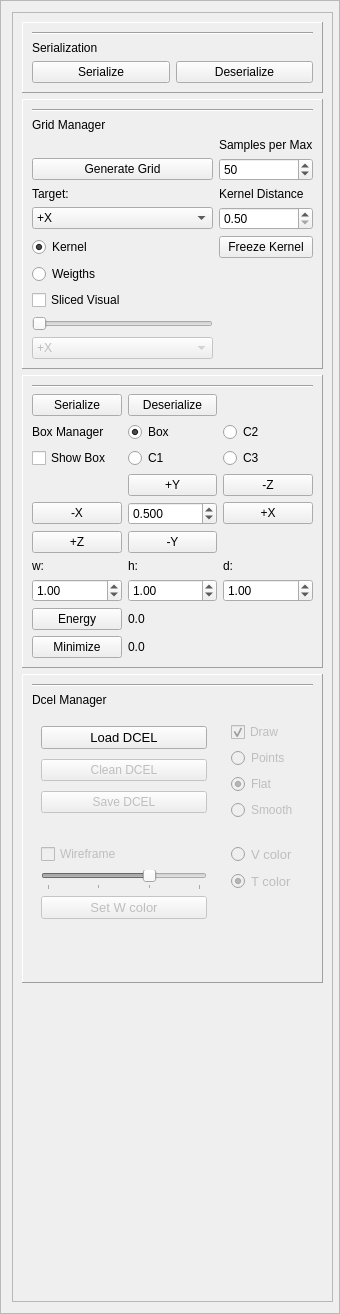
Old version of the form GUI/managers/enginemanager.ui in the repository alemuntoni/HeightFieldDecomposition.
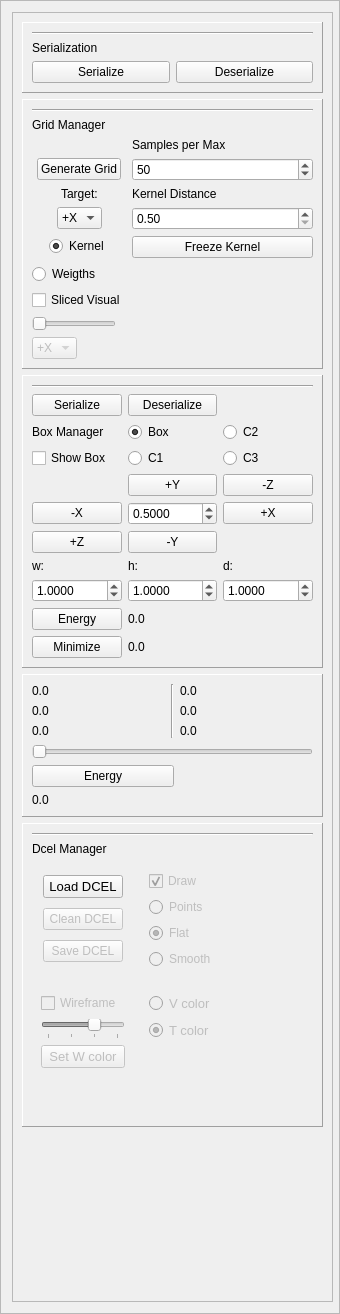
New version of the form.

```diff
--- a/GUI/managers/enginemanager.ui
+++ b/GUI/managers/enginemanager.ui
@@ -48,12 +48,276 @@
        <rect>
         <x>0</x>
         <y>0</y>
-        <width>325</width>
+        <width>326</width>
         <height>1276</height>
        </rect>
       </property>
       <layout class="QGridLayout" name="gridLayout_12">
        <item row="5" column="0">
+        <widget class="QFrame" name="frame">
+         <property name="frameShape">
+          <enum>QFrame::Panel</enum>
+         </property>
+         <property name="frameShadow">
+          <enum>QFrame::Raised</enum>
+         </property>
+         <layout class="QFormLayout" name="formLayout">
+          <property name="labelAlignment">
+           <set>Qt::AlignCenter</set>
+          </property>
+          <item row="0" column="0" colspan="2">
+           <widget class="Line" name="line_3">
+            <property name="orientation">
+             <enum>Qt::Horizontal</enum>
+            </property>
+           </widget>
+          </item>
+          <item row="1" column="0">
+           <widget class="QLabel" name="label_9">
+            <property name="text">
+             <string>Dcel Manager</string>
+            </property>
+           </widget>
+          </item>
+          <item row="2" column="0">
+           <widget class="QFrame" name="frame1">
+            <layout class="QGridLayout" name="gridLayout_9">
+             <item row="0" column="0">
+              <widget class="QPushButton" name="loadDcelButton_2">
+               <property name="font">
+                <font>
+                 <pointsize>10</pointsize>
+                </font>
+               </property>
+               <property name="text">
+                <string>Load DCEL</string>
+               </property>
+              </widget>
+             </item>
+             <item row="1" column="0">
+              <widget class="QPushButton" name="cleanDcelButton_2">
+               <property name="enabled">
+                <bool>false</bool>
+               </property>
+               <property name="text">
+                <string>Clean DCEL</string>
+               </property>
+              </widget>
+             </item>
+             <item row="2" column="0">
+              <widget class="QPushButton" name="saveDcelButton_2">
+               <property name="enabled">
+                <bool>false</bool>
+               </property>
+               <property name="text">
+                <string>Save DCEL</string>
+               </property>
+              </widget>
+             </item>
+            </layout>
+           </widget>
+          </item>
+          <item row="2" column="1">
+           <widget class="QFrame" name="frame2">
+            <layout class="QGridLayout" name="gridLayout_5">
+             <item row="0" column="0">
+              <widget class="QCheckBox" name="drawDcelCheckBox_2">
+               <property name="enabled">
+                <bool>false</bool>
+               </property>
+               <property name="text">
+                <string>Draw</string>
+               </property>
+               <property name="checked">
+                <bool>true</bool>
+               </property>
+              </widget>
+             </item>
+             <item row="1" column="0">
+              <widget class="QRadioButton" name="pointsDcelRadioButton_2">
+               <property name="enabled">
+                <bool>false</bool>
+               </property>
+               <property name="text">
+                <string>Points</string>
+               </property>
+              </widget>
+             </item>
+             <item row="2" column="0">
+              <widget class="QRadioButton" name="flatDcelRadioButton_2">
+               <property name="enabled">
+                <bool>false</bool>
+               </property>
+               <property name="text">
+                <string>Flat</string>
+               </property>
+               <property name="checked">
+                <bool>true</bool>
+               </property>
+              </widget>
+             </item>
+             <item row="3" column="0">
+              <widget class="QRadioButton" name="smoothDcelRadioButton_2">
+               <property name="enabled">
+                <bool>false</bool>
+               </property>
+               <property name="text">
+                <string>Smooth</string>
+               </property>
+               <property name="checked">
+                <bool>false</bool>
+               </property>
+              </widget>
+             </item>
+            </layout>
+           </widget>
+          </item>
+          <item row="3" column="0">
+           <widget class="QFrame" name="frame3">
+            <property name="frameShape">
+             <enum>QFrame::NoFrame</enum>
+            </property>
+            <property name="frameShadow">
+             <enum>QFrame::Raised</enum>
+            </property>
+            <layout class="QGridLayout" name="gridLayout_6">
+             <item row="1" column="0">
+              <widget class="QSlider" name="wireframeWidthDcelSlider_2">
+               <property name="enabled">
+                <bool>false</bool>
+               </property>
+               <property name="minimum">
+                <number>1</number>
+               </property>
+               <property name="maximum">
+                <number>4</number>
+               </property>
+               <property name="singleStep">
+                <number>1</number>
+               </property>
+               <property name="value">
+                <number>3</number>
+               </property>
+               <property name="tracking">
+                <bool>false</bool>
+               </property>
+               <property name="orientation">
+                <enum>Qt::Horizontal</enum>
+               </property>
+               <property name="tickPosition">
+                <enum>QSlider::TicksBelow</enum>
+               </property>
+               <property name="tickInterval">
+                <number>1</number>
+               </property>
+              </widget>
+             </item>
+             <item row="0" column="0">
+              <widget class="QCheckBox" name="wireframeDcelCheckBox_2">
+               <property name="enabled">
+                <bool>false</bool>
+               </property>
+               <property name="text">
+                <string>Wireframe</string>
+               </property>
+              </widget>
+             </item>
+             <item row="2" column="0">
+              <widget class="QPushButton" name="wireframeColorDcelButton_2">
+               <property name="enabled">
+                <bool>false</bool>
+               </property>
+               <property name="sizePolicy">
+                <sizepolicy hsizetype="Minimum" vsizetype="Preferred">
+                 <horstretch>0</horstretch>
+                 <verstretch>0</verstretch>
+                </sizepolicy>
+               </property>
+               <property name="font">
+                <font>
+                 <pointsize>10</pointsize>
+                </font>
+               </property>
+               <property name="text">
+                <string>Set W color</string>
+               </property>
+              </widget>
+             </item>
+             <item row="3" column="0">
+              <spacer name="verticalSpacer_4">
+               <property name="orientation">
+                <enum>Qt::Vertical</enum>
+               </property>
+               <property name="sizeHint" stdset="0">
+                <size>
+                 <width>20</width>
+                 <height>40</height>
+                </size>
+               </property>
+              </spacer>
+             </item>
+            </layout>
+           </widget>
+          </item>
+          <item row="3" column="1">
+           <widget class="QFrame" name="frame4">
+            <layout class="QGridLayout" name="gridLayout_7">
+             <item row="0" column="0">
+              <widget class="QRadioButton" name="vertexColorDcelRadioButton_2">
+               <property name="enabled">
+                <bool>false</bool>
+               </property>
+               <property name="font">
+                <font>
+                 <pointsize>10</pointsize>
+                </font>
+               </property>
+               <property name="text">
+                <string>V color</string>
+               </property>
+               <property name="checked">
+                <bool>false</bool>
+               </property>
+              </widget>
+             </item>
+             <item row="2" column="0">
+              <widget class="QRadioButton" name="triangleColorDcelRadioButton_2">
+               <property name="enabled">
+                <bool>false</bool>
+               </property>
+               <property name="font">
+                <font>
+                 <pointsize>10</pointsize>
+                </font>
+               </property>
+               <property name="text">
+                <string>T color</string>
+               </property>
+               <property name="checked">
+                <bool>true</bool>
+               </property>
+              </widget>
+             </item>
+             <item row="4" column="0" colspan="2">
+              <spacer name="verticalSpacer_5">
+               <property name="orientation">
+                <enum>Qt::Vertical</enum>
+               </property>
+               <property name="sizeHint" stdset="0">
+                <size>
+                 <width>20</width>
+                 <height>40</height>
+                </size>
+               </property>
+              </spacer>
+             </item>
+            </layout>
+           </widget>
+          </item>
+         </layout>
+        </widget>
+       </item>
+       <item row="7" column="0">
         <spacer name="verticalSpacer">
          <property name="orientation">
           <enum>Qt::Vertical</enum>
@@ -66,15 +330,64 @@
          </property>
         </spacer>
        </item>
+       <item row="0" column="0">
+        <widget class="QFrame" name="frame_4">
+         <property name="frameShape">
+          <enum>QFrame::Panel</enum>
+         </property>
+         <property name="frameShadow">
+          <enum>QFrame::Raised</enum>
+         </property>
+         <layout class="QGridLayout" name="gridLayout_11">
+          <item row="0" column="0" colspan="2">
+           <widget class="Line" name="line_4">
+            <property name="orientation">
+             <enum>Qt::Horizontal</enum>
+            </property>
+           </widget>
+          </item>
+          <item row="1" column="0">
+           <widget class="QLabel" name="label_10">
+            <property name="text">
+             <string>Serialization</string>
+            </property>
+           </widget>
+          </item>
+          <item row="2" column="0">
+           <widget class="QPushButton" name="pushButton">
+            <property name="text">
+             <string>Serialize</string>
+            </property>
+           </widget>
+          </item>
+          <item row="2" column="1">
+           <widget class="QPushButton" name="pushButton_2">
+            <property name="text">
+             <string>Deserialize</string>
+            </property>
+           </widget>
+          </item>
+         </layout>
+        </widget>
+       </item>
        <item row="1" column="0">
         <widget class="QFrame" name="frame_3">
+         <property name="layoutDirection">
+          <enum>Qt::LeftToRight</enum>
+         </property>
          <property name="frameShape">
           <enum>QFrame::Panel</enum>
          </property>
          <property name="frameShadow">
           <enum>QFrame::Raised</enum>
          </property>
-         <layout class="QGridLayout" name="gridLayout_10">
+         <layout class="QFormLayout" name="formLayout_2">
+          <property name="labelAlignment">
+           <set>Qt::AlignCenter</set>
+          </property>
+          <property name="formAlignment">
+           <set>Qt::AlignHCenter|Qt::AlignTop</set>
+          </property>
           <item row="0" column="0" colspan="2">
            <widget class="Line" name="line">
             <property name="orientation">
@@ -249,40 +562,94 @@
          </layout>
         </widget>
        </item>
-       <item row="0" column="0">
-        <widget class="QFrame" name="frame_4">
+       <item row="3" column="0">
+        <widget class="QFrame" name="frame_5">
+         <property name="sizePolicy">
+          <sizepolicy hsizetype="Preferred" vsizetype="Minimum">
+           <horstretch>0</horstretch>
+           <verstretch>0</verstretch>
+          </sizepolicy>
+         </property>
+         <property name="minimumSize">
+          <size>
+           <width>0</width>
+           <height>60</height>
+          </size>
+         </property>
          <property name="frameShape">
           <enum>QFrame::Panel</enum>
          </property>
          <property name="frameShadow">
           <enum>QFrame::Raised</enum>
          </property>
-         <layout class="QGridLayout" name="gridLayout_11">
-          <item row="0" column="0" colspan="2">
-           <widget class="Line" name="line_4">
+         <layout class="QGridLayout" name="gridLayout_2">
+          <item row="0" column="0">
+           <widget class="QLabel" name="gminx">
+            <property name="text">
+             <string>0.0</string>
+            </property>
+           </widget>
+          </item>
+          <item row="0" column="1" rowspan="3">
+           <widget class="Line" name="line_5">
             <property name="orientation">
-             <enum>Qt::Horizontal</enum>
+             <enum>Qt::Vertical</enum>
             </property>
            </widget>
           </item>
           <item row="1" column="0">
-           <widget class="QLabel" name="label_10">
+           <widget class="QLabel" name="gminy">
             <property name="text">
-             <string>Serialization</string>
+             <string>0.0</string>
+            </property>
+           </widget>
+          </item>
+          <item row="1" column="2">
+           <widget class="QLabel" name="gmaxy">
+            <property name="text">
+             <string>0.0</string>
             </property>
            </widget>
           </item>
           <item row="2" column="0">
-           <widget class="QPushButton" name="pushButton">
+           <widget class="QLabel" name="gminz">
             <property name="text">
-             <string>Serialize</string>
+             <string>0.0</string>
             </property>
            </widget>
           </item>
-          <item row="2" column="1">
-           <widget class="QPushButton" name="pushButton_2">
+          <item row="2" column="2">
+           <widget class="QLabel" name="gmaxz">
             <property name="text">
-             <string>Deserialize</string>
+             <string>0.0</string>
+            </property>
+           </widget>
+          </item>
+          <item row="0" column="2">
+           <widget class="QLabel" name="gmaxx">
+            <property name="text">
+             <string>0.0</string>
+            </property>
+           </widget>
+          </item>
+          <item row="6" column="0" colspan="3">
+           <widget class="QLabel" name="energyIterationLabel">
+            <property name="text">
+             <string>0.0</string>
+            </property>
+           </widget>
+          </item>
+          <item row="4" column="0" colspan="3">
+           <widget class="QSlider" name="iterationsSlider">
+            <property name="orientation">
+             <enum>Qt::Horizontal</enum>
+            </property>
+           </widget>
+          </item>
+          <item row="5" column="0" colspan="2">
+           <widget class="QPushButton" name="energyIterationsButton">
+            <property name="text">
+             <string>Energy</string>
             </property>
            </widget>
           </item>
@@ -298,41 +665,10 @@
           <enum>QFrame::Raised</enum>
          </property>
          <layout class="QGridLayout" name="gridLayout">
-          <item row="3" column="0">
-           <widget class="QLabel" name="label_8">
+          <item row="7" column="0">
+           <widget class="QPushButton" name="plusZButton">
             <property name="text">
-             <string>Box Manager</string>
-            </property>
-           </widget>
-          </item>
-          <item row="10" column="1" colspan="2">
-           <widget class="QLabel" name="energyLabel">
-            <property name="text">
-             <string>0.0</string>
-            </property>
-           </widget>
-          </item>
-          <item row="7" column="1">
-           <widget class="QPushButton" name="minusYButton">
-            <property name="text">
-             <string>-Y</string>
-            </property>
-           </widget>
-          </item>
-          <item row="9" column="0">
-           <widget class="QDoubleSpinBox" name="wSpinBox">
-            <property name="singleStep">
-             <double>0.500000000000000</double>
-            </property>
-            <property name="value">
-             <double>1.000000000000000</double>
-            </property>
-           </widget>
-          </item>
-          <item row="6" column="0">
-           <widget class="QPushButton" name="minusXButton">
-            <property name="text">
-             <string>-X</string>
+             <string>+Z</string>
             </property>
            </widget>
           </item>
@@ -343,17 +679,37 @@
             </property>
            </widget>
           </item>
-          <item row="8" column="0">
-           <widget class="QLabel" name="label_4">
+          <item row="9" column="2">
+           <widget class="QDoubleSpinBox" name="dSpinBox">
+            <property name="decimals">
+             <number>4</number>
+            </property>
+            <property name="singleStep">
+             <double>0.500000000000000</double>
+            </property>
+            <property name="value">
+             <double>1.000000000000000</double>
+            </property>
+           </widget>
+          </item>
+          <item row="6" column="0">
+           <widget class="QPushButton" name="minusXButton">
             <property name="text">
-             <string>w:</string>
+             <string>-X</string>
             </property>
            </widget>
           </item>
-          <item row="0" column="0" colspan="3">
-           <widget class="Line" name="line_2">
-            <property name="orientation">
-             <enum>Qt::Horizontal</enum>
+          <item row="8" column="2">
+           <widget class="QLabel" name="label_6">
+            <property name="text">
+             <string>d:</string>
+            </property>
+           </widget>
+          </item>
+          <item row="4" column="1">
+           <widget class="QRadioButton" name="c1RadioButton">
+            <property name="text">
+             <string>C1</string>
             </property>
            </widget>
           </item>
@@ -364,68 +720,31 @@
             </property>
            </widget>
           </item>
-          <item row="5" column="2">
-           <widget class="QPushButton" name="minusZButton">
+          <item row="10" column="1" colspan="2">
+           <widget class="QLabel" name="energyLabel">
             <property name="text">
-             <string>-Z</string>
+             <string>0.0</string>
             </property>
            </widget>
           </item>
-          <item row="6" column="1">
-           <widget class="QDoubleSpinBox" name="stepSpinBox">
-            <property name="decimals">
-             <number>3</number>
-            </property>
-            <property name="singleStep">
-             <double>0.500000000000000</double>
-            </property>
-            <property name="value">
-             <double>0.500000000000000</double>
-            </property>
-           </widget>
-          </item>
-          <item row="10" column="0">
-           <widget class="QPushButton" name="energyBoxPushButton">
+          <item row="11" column="1" colspan="2">
+           <widget class="QLabel" name="minimizedEnergyLabel">
             <property name="text">
-             <string>Energy</string>
+             <string>0.0</string>
             </property>
            </widget>
           </item>
-          <item row="5" column="1">
-           <widget class="QPushButton" name="plusYButton">
-            <property name="text">
-             <string>+Y</string>
+          <item row="0" column="0" colspan="3">
+           <widget class="Line" name="line_2">
+            <property name="orientation">
+             <enum>Qt::Horizontal</enum>
             </property>
            </widget>
           </item>
-          <item row="3" column="1">
-           <widget class="QRadioButton" name="boxRadioButton">
+          <item row="8" column="1">
+           <widget class="QLabel" name="label_5">
             <property name="text">
-             <string>Box</string>
-            </property>
-            <property name="checked">
-             <bool>true</bool>
-            </property>
-           </widget>
-          </item>
-          <item row="7" column="0">
-           <widget class="QPushButton" name="plusZButton">
-            <property name="text">
-             <string>+Z</string>
-            </property>
-           </widget>
-          </item>
-          <item row="4" column="1">
-           <widget class="QRadioButton" name="c1RadioButton">
-            <property name="text">
-             <string>C1</string>
-            </property>
-           </widget>
-          </item>
-          <item row="6" column="2">
-           <widget class="QPushButton" name="plusXButton">
-            <property name="text">
-             <string>+X</string>
+             <string>h:</string>
             </property>
            </widget>
           </item>
@@ -446,44 +765,13 @@
             </property>
            </widget>
           </item>
-          <item row="11" column="1" colspan="2">
-           <widget class="QLabel" name="minimizedEnergyLabel">
+          <item row="3" column="1">
+           <widget class="QRadioButton" name="boxRadioButton">
             <property name="text">
-             <string>0.0</string>
+             <string>Box</string>
             </property>
-           </widget>
-          </item>
-          <item row="8" column="1">
-           <widget class="QLabel" name="label_5">
-            <property name="text">
-             <string>h:</string>
-            </property>
-           </widget>
-          </item>
-          <item row="8" column="2">
-           <widget class="QLabel" name="label_6">
-            <property name="text">
-             <string>d:</string>
-            </property>
-           </widget>
-          </item>
-          <item row="9" column="1">
-           <widget class="QDoubleSpinBox" name="hSpinBox">
-            <property name="singleStep">
-             <double>0.500000000000000</double>
-            </property>
-            <property name="value">
-             <double>1.000000000000000</double>
-            </property>
-           </widget>
-          </item>
-          <item row="9" column="2">
-           <widget class="QDoubleSpinBox" name="dSpinBox">
-            <property name="singleStep">
-             <double>0.500000000000000</double>
-            </property>
-            <property name="value">
-             <double>1.000000000000000</double>
+            <property name="checked">
+             <bool>true</bool>
             </property>
            </widget>
           </item>
@@ -494,6 +782,34 @@
             </property>
            </widget>
           </item>
+          <item row="8" column="0">
+           <widget class="QLabel" name="label_4">
+            <property name="text">
+             <string>w:</string>
+            </property>
+           </widget>
+          </item>
+          <item row="5" column="2">
+           <widget class="QPushButton" name="minusZButton">
+            <property name="text">
+             <string>-Z</string>
+            </property>
+           </widget>
+          </item>
+          <item row="5" column="1">
+           <widget class="QPushButton" name="plusYButton">
+            <property name="text">
+             <string>+Y</string>
+            </property>
+           </widget>
+          </item>
+          <item row="7" column="1">
+           <widget class="QPushButton" name="minusYButton">
+            <property name="text">
+             <string>-Y</string>
+            </property>
+           </widget>
+          </item>
           <item row="1" column="1">
            <widget class="QPushButton" name="deserializeBoxPushButton">
             <property name="text">
@@ -501,265 +817,64 @@
             </property>
            </widget>
           </item>
-         </layout>
-        </widget>
-       </item>
-       <item row="3" column="0">
-        <widget class="QFrame" name="frame">
-         <property name="frameShape">
-          <enum>QFrame::Panel</enum>
-         </property>
-         <property name="frameShadow">
-          <enum>QFrame::Raised</enum>
-         </property>
-         <layout class="QGridLayout" name="gridLayout_8">
-          <item row="0" column="0" colspan="2">
-           <widget class="Line" name="line_3">
-            <property name="orientation">
-             <enum>Qt::Horizontal</enum>
+          <item row="9" column="0">
+           <widget class="QDoubleSpinBox" name="wSpinBox">
+            <property name="decimals">
+             <number>4</number>
             </property>
-           </widget>
-          </item>
-          <item row="1" column="0">
-           <widget class="QLabel" name="label_9">
-            <property name="text">
-             <string>Dcel Manager</string>
+            <property name="singleStep">
+             <double>0.500000000000000</double>
             </property>
+            <property name="value">
+             <double>1.000000000000000</double>
+            </property>
            </widget>
           </item>
-          <item row="2" column="0">
-           <widget class="QFrame" name="frame1">
-            <layout class="QGridLayout" name="gridLayout_9">
-             <item row="0" column="0">
-              <widget class="QPushButton" name="loadDcelButton_2">
-               <property name="font">
-                <font>
-                 <pointsize>10</pointsize>
-                </font>
-               </property>
-               <property name="text">
-                <string>Load DCEL</string>
-               </property>
-              </widget>
-             </item>
-             <item row="1" column="0">
-              <widget class="QPushButton" name="cleanDcelButton_2">
-               <property name="enabled">
-                <bool>false</bool>
-               </property>
-               <property name="text">
-                <string>Clean DCEL</string>
-               </property>
-              </widget>
-             </item>
-             <item row="2" column="0">
-              <widget class="QPushButton" name="saveDcelButton_2">
-               <property name="enabled">
-                <bool>false</bool>
-               </property>
-               <property name="text">
-                <string>Save DCEL</string>
-               </property>
-              </widget>
-             </item>
-            </layout>
-           </widget>
-          </item>
-          <item row="2" column="1">
-           <widget class="QFrame" name="frame2">
-            <layout class="QGridLayout" name="gridLayout_5">
-             <item row="0" column="0">
-              <widget class="QCheckBox" name="drawDcelCheckBox_2">
-               <property name="enabled">
-                <bool>false</bool>
-               </property>
-               <property name="text">
-                <string>Draw</string>
-               </property>
-               <property name="checked">
-                <bool>true</bool>
-               </property>
-              </widget>
-             </item>
-             <item row="1" column="0">
-              <widget class="QRadioButton" name="pointsDcelRadioButton_2">
-               <property name="enabled">
-                <bool>false</bool>
-               </property>
-               <property name="text">
-                <string>Points</string>
-               </property>
-              </widget>
-             </item>
-             <item row="2" column="0">
-              <widget class="QRadioButton" name="flatDcelRadioButton_2">
-               <property name="enabled">
-                <bool>false</bool>
-               </property>
-               <property name="text">
-                <string>Flat</string>
-               </property>
-               <property name="checked">
-                <bool>true</bool>
-               </property>
-              </widget>
-             </item>
-             <item row="3" column="0">
-              <widget class="QRadioButton" name="smoothDcelRadioButton_2">
-               <property name="enabled">
-                <bool>false</bool>
-               </property>
-               <property name="text">
-                <string>Smooth</string>
-               </property>
-               <property name="checked">
-                <bool>false</bool>
-               </property>
-              </widget>
-             </item>
-            </layout>
+          <item row="9" column="1">
+           <widget class="QDoubleSpinBox" name="hSpinBox">
+            <property name="decimals">
+             <number>4</number>
+            </property>
+            <property name="singleStep">
+             <double>0.500000000000000</double>
+            </property>
+            <property name="value">
+             <double>1.000000000000000</double>
+            </property>
            </widget>
           </item>
           <item row="3" column="0">
-           <widget class="QFrame" name="frame3">
-            <property name="frameShape">
-             <enum>QFrame::NoFrame</enum>
+           <widget class="QLabel" name="label_8">
+            <property name="text">
+             <string>Box Manager</string>
             </property>
-            <property name="frameShadow">
-             <enum>QFrame::Raised</enum>
+           </widget>
+          </item>
+          <item row="10" column="0">
+           <widget class="QPushButton" name="energyBoxPushButton">
+            <property name="text">
+             <string>Energy</string>
             </property>
-            <layout class="QGridLayout" name="gridLayout_6">
-             <item row="1" column="0">
-              <widget class="QSlider" name="wireframeWidthDcelSlider_2">
-               <property name="enabled">
-                <bool>false</bool>
-               </property>
-               <property name="minimum">
-                <number>1</number>
-               </property>
-               <property name="maximum">
-                <number>4</number>
-               </property>
-               <property name="singleStep">
-                <number>1</number>
-               </property>
-               <property name="value">
-                <number>3</number>
-               </property>
-               <property name="tracking">
-                <bool>false</bool>
-               </property>
-               <property name="orientation">
-                <enum>Qt::Horizontal</enum>
-               </property>
-               <property name="tickPosition">
-                <enum>QSlider::TicksBelow</enum>
-               </property>
-               <property name="tickInterval">
-                <number>1</number>
-               </property>
-              </widget>
-             </item>
-             <item row="0" column="0">
-              <widget class="QCheckBox" name="wireframeDcelCheckBox_2">
-               <property name="enabled">
-                <bool>false</bool>
-               </property>
-               <property name="text">
-                <string>Wireframe</string>
-               </property>
-              </widget>
-             </item>
-             <item row="2" column="0">
-              <widget class="QPushButton" name="wireframeColorDcelButton_2">
-               <property name="enabled">
-                <bool>false</bool>
-               </property>
-               <property name="sizePolicy">
-                <sizepolicy hsizetype="Minimum" vsizetype="Preferred">
-                 <horstretch>0</horstretch>
-                 <verstretch>0</verstretch>
-                </sizepolicy>
-               </property>
-               <property name="font">
-                <font>
-                 <pointsize>10</pointsize>
-                </font>
-               </property>
-               <property name="text">
-                <string>Set W color</string>
-               </property>
-              </widget>
-             </item>
-             <item row="3" column="0">
-              <spacer name="verticalSpacer_4">
-               <property name="orientation">
-                <enum>Qt::Vertical</enum>
-               </property>
-               <property name="sizeHint" stdset="0">
-                <size>
-                 <width>20</width>
-                 <height>40</height>
-                </size>
-               </property>
-              </spacer>
-             </item>
-            </layout>
            </widget>
           </item>
-          <item row="3" column="1">
-           <widget class="QFrame" name="frame4">
-            <layout class="QGridLayout" name="gridLayout_7">
-             <item row="0" column="0">
-              <widget class="QRadioButton" name="vertexColorDcelRadioButton_2">
-               <property name="enabled">
-                <bool>false</bool>
-               </property>
-               <property name="font">
-                <font>
-                 <pointsize>10</pointsize>
-                </font>
-               </property>
-               <property name="text">
-                <string>V color</string>
-               </property>
-               <property name="checked">
-                <bool>false</bool>
-               </property>
-              </widget>
-             </item>
-             <item row="2" column="0">
-              <widget class="QRadioButton" name="triangleColorDcelRadioButton_2">
-               <property name="enabled">
-                <bool>false</bool>
-               </property>
-               <property name="font">
-                <font>
-                 <pointsize>10</pointsize>
-                </font>
-               </property>
-               <property name="text">
-                <string>T color</string>
-               </property>
-               <property name="checked">
-                <bool>true</bool>
-               </property>
-              </widget>
-             </item>
-             <item row="4" column="0" colspan="2">
-              <spacer name="verticalSpacer_5">
-               <property name="orientation">
-                <enum>Qt::Vertical</enum>
-               </property>
-               <property name="sizeHint" stdset="0">
-                <size>
-                 <width>20</width>
-                 <height>40</height>
-                </size>
-               </property>
-              </spacer>
-             </item>
-            </layout>
+          <item row="6" column="1">
+           <widget class="QDoubleSpinBox" name="stepSpinBox">
+            <property name="decimals">
+             <number>4</number>
+            </property>
+            <property name="singleStep">
+             <double>0.500000000000000</double>
+            </property>
+            <property name="value">
+             <double>0.500000000000000</double>
+            </property>
+           </widget>
+          </item>
+          <item row="6" column="2">
+           <widget class="QPushButton" name="plusXButton">
+            <property name="text">
+             <string>+X</string>
+            </property>
            </widget>
           </item>
          </layout>
```
